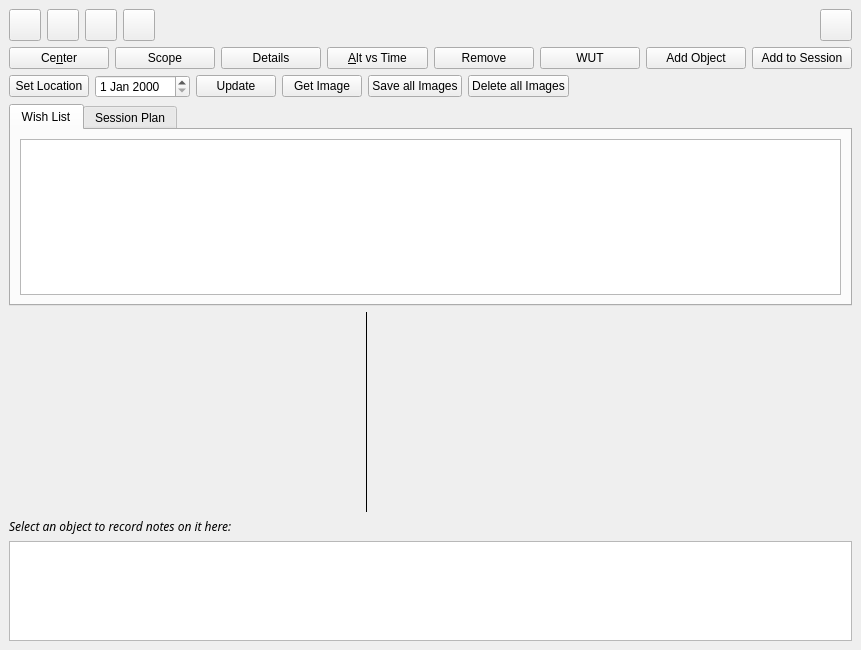
Above: kstars/tools/observinglist.ui from KDE/kstars before the change. Below: the same form after it.
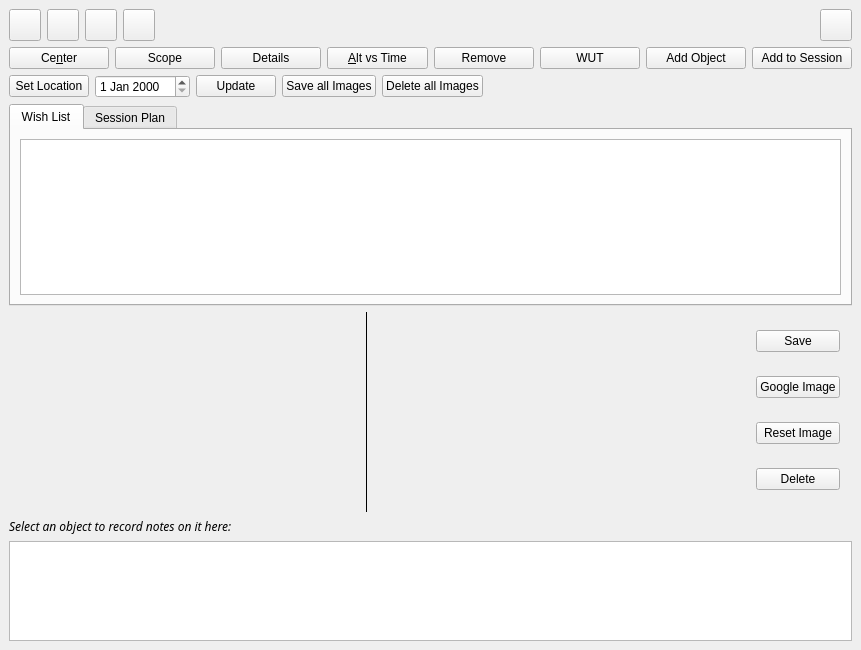
That is the form after the change. Custom widgets are drawn as their Qt base class.

Commit message: Implementing the Saving and loading of images in a better fashion. Providing support for getting images of a selected object from google images, and even editing them if required. Enabling the user to save or delete a specific image. Providing a ResetImage button to clear up any issues with bad images.

Patch:
```diff
--- a/kstars/tools/observinglist.ui
+++ b/kstars/tools/observinglist.ui
@@ -394,19 +394,6 @@
        </property>
       </widget>
      </item>
-     <item>
-      <widget class="QPushButton" name="GetImage">
-       <property name="toolTip">
-        <string>Download the SDSS/DSS image for the selected object</string>
-       </property>
-       <property name="whatsThis">
-        <string>This queries the SDSS image sever for the image of the selected object. It shows the DSS image if the object is out of the SDSS footprint</string>
-       </property>
-       <property name="text">
-        <string>Get Image</string>
-       </property>
-      </widget>
-     </item>
      <item>
       <widget class="QPushButton" name="saveImages">
        <property name="toolTip">
@@ -641,6 +628,41 @@
        </property>
       </spacer>
      </item>
+     <item>
+      <layout class="QVBoxLayout" name="verticalLayout">
+       <property name="rightMargin">
+        <number>12</number>
+       </property>
+       <item>
+        <widget class="QPushButton" name="SaveImage">
+         <property name="text">
+          <string>Save</string>
+         </property>
+        </widget>
+       </item>
+       <item>
+        <widget class="QPushButton" name="GoogleImage">
+         <property name="text">
+          <string>Google Image</string>
+         </property>
+        </widget>
+       </item>
+       <item>
+        <widget class="QPushButton" name="ResetImage">
+         <property name="text">
+          <string>Reset Image</string>
+         </property>
+        </widget>
+       </item>
+       <item>
+        <widget class="QPushButton" name="DeleteImage">
+         <property name="text">
+          <string>Delete</string>
+         </property>
+        </widget>
+       </item>
+      </layout>
+     </item>
     </layout>
    </item>
    <item>
```
The commit also changes 6 other files.
